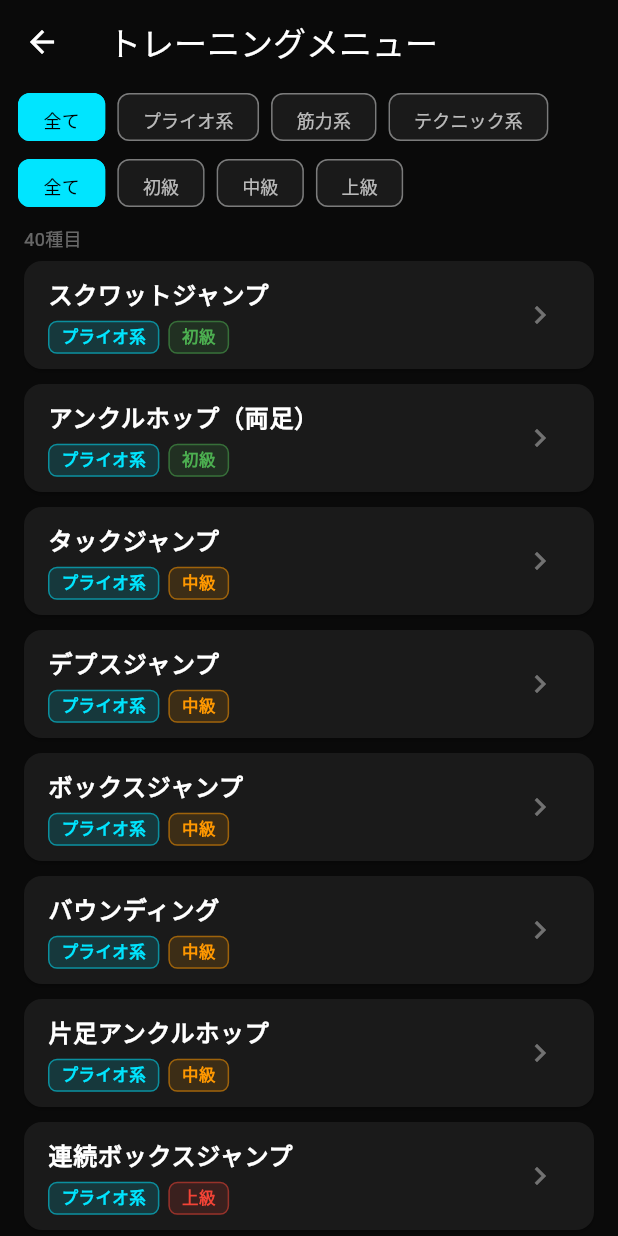
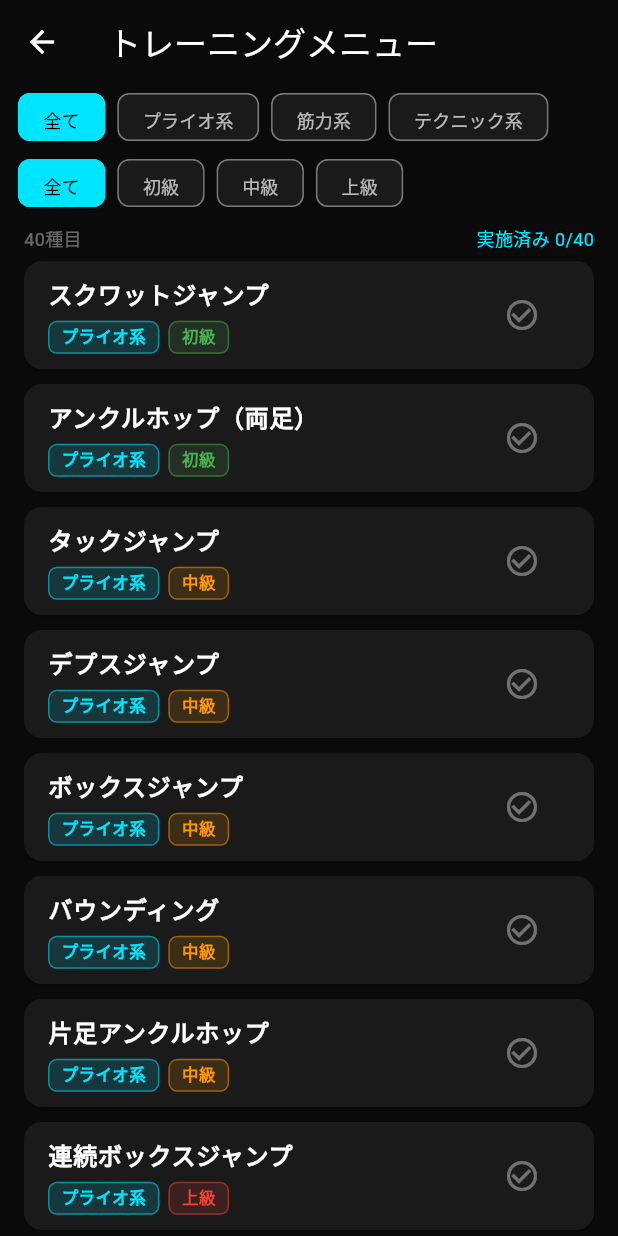
Before and after one commit to dbafitge6/jump_lab, a Flutter app: the screen it shows after launch, after a tap on "💪 トレーニングメニュー", on a phone screen of 412 x 824 dp. Run offline on Flutter 3.47's test engine with Material 3 defaults, Android fonts, the phone set to English and light mode, and no system bars; our stand-ins replace camera, google_mobile_ads, image_picker, sensors_plus, share_plus, shared_preferences and 2 more; missing offline and left inert: purchases_flutter; accounts and stored records are empty; network calls fail.

Commit message:
feat: v1.0.2パッチ — カレンダー日付詳細・トレーニング進捗管理を追加
- カレンダーで日付をタップするとその日の計測記録を一覧表示
- トレーニングメニューに実施済みチェックを追加し、進捗をローカル保存

```diff
--- a/lib/training_menu_screen.dart
+++ b/lib/training_menu_screen.dart
@@ -1,4 +1,5 @@
 import 'package:flutter/material.dart';
+import 'package:shared_preferences/shared_preferences.dart';
 
 class TrainingItem {
   final String name;
@@ -82,9 +83,43 @@ class TrainingMenuScreen extends StatefulWidget {
   State<TrainingMenuScreen> createState() => _TrainingMenuScreenState();
 }
 
+const _completedPrefsKey = 'training_completed_items';
+
 class _TrainingMenuScreenState extends State<TrainingMenuScreen> {
   String _category = '全て';
   String _level = '全て';
+  Set<String> _completed = {};
+
+  @override
+  void initState() {
+    super.initState();
+    _loadCompleted();
+  }
+
+  Future<void> _loadCompleted() async {
+    final prefs = await SharedPreferences.getInstance();
+    setState(() {
+      _completed = (prefs.getStringList(_completedPrefsKey) ?? []).toSet();
+    });
+  }
+
+  Future<void> _toggleCompleted(String name) async {
+    setState(() {
+      if (_completed.contains(name)) {
+        _completed.remove(name);
+      } else {
+        _completed.add(name);
+      }
+    });
+    final prefs = await SharedPreferences.getInstance();
+    await prefs.setStringList(_completedPrefsKey, _completed.toList());
+  }
+
+  Future<void> _resetCompleted() async {
+    setState(() => _completed = {});
+    final prefs = await SharedPreferences.getInstance();
+    await prefs.remove(_completedPrefsKey);
+  }
 
   List<TrainingItem> get _filtered => _items.where((item) {
         final catOk = _category == '全て' || item.category == _category;
@@ -141,6 +176,14 @@ class _TrainingMenuScreenState extends State<TrainingMenuScreen> {
         backgroundColor: Colors.transparent,
         foregroundColor: Colors.white,
         title: const Text('トレーニングメニュー'),
+        actions: [
+          if (_completed.isNotEmpty)
+            IconButton(
+              onPressed: _resetCompleted,
+              icon: const Icon(Icons.refresh),
+              tooltip: '実施記録をリセット',
+            ),
+        ],
       ),
       body: Column(
         children: [
@@ -156,10 +199,14 @@ class _TrainingMenuScreenState extends State<TrainingMenuScreen> {
           ),
           Padding(
             padding: const EdgeInsets.symmetric(horizontal: 16, vertical: 6),
-            child: Align(
-              alignment: Alignment.centerLeft,
-              child: Text('${filtered.length}種目',
-                  style: const TextStyle(color: Colors.white38, fontSize: 12)),
+            child: Row(
+              mainAxisAlignment: MainAxisAlignment.spaceBetween,
+              children: [
+                Text('${filtered.length}種目',
+                    style: const TextStyle(color: Colors.white38, fontSize: 12)),
+                Text('実施済み ${_completed.length}/${_items.length}',
+                    style: const TextStyle(color: Color(0xFF00E5FF), fontSize: 12)),
+              ],
             ),
           ),
           Expanded(
@@ -168,14 +215,24 @@ class _TrainingMenuScreenState extends State<TrainingMenuScreen> {
               itemCount: filtered.length,
               itemBuilder: (_, i) {
                 final item = filtered[i];
+                final isDone = _completed.contains(item.name);
                 return Card(
                   color: const Color(0xFF1A1A1A),
                   margin: const EdgeInsets.only(bottom: 10),
-                  shape: RoundedRectangleBorder(borderRadius: BorderRadius.circular(12)),
+                  shape: RoundedRectangleBorder(
+                    borderRadius: BorderRadius.circular(12),
+                    side: isDone
+                        ? const BorderSide(color: Color(0xFF00E5FF), width: 1)
+                        : BorderSide.none,
+                  ),
                   child: ListTile(
                     onTap: () => _showDetail(item),
                     title: Text(item.name,
-                        style: const TextStyle(color: Colors.white, fontWeight: FontWeight.bold)),
+                        style: TextStyle(
+                          color: isDone ? Colors.white54 : Colors.white,
+                          fontWeight: FontWeight.bold,
+                          decoration: isDone ? TextDecoration.lineThrough : null,
+                        )),
                     subtitle: Padding(
                       padding: const EdgeInsets.only(top: 6),
                       child: Row(
@@ -186,7 +243,14 @@ class _TrainingMenuScreenState extends State<TrainingMenuScreen> {
                         ],
                       ),
                     ),
-                    trailing: const Icon(Icons.chevron_right, color: Colors.white38),
+                    trailing: IconButton(
+                      onPressed: () => _toggleCompleted(item.name),
+                      icon: Icon(
+                        isDone ? Icons.check_circle : Icons.check_circle_outline,
+                        color: isDone ? const Color(0xFF00E5FF) : Colors.white38,
+                      ),
+                      tooltip: isDone ? '実施済み' : '実施済みにする',
+                    ),
                   ),
                 );
               },
--- a/pubspec.yaml
+++ b/pubspec.yaml
@@ -16,7 +16,7 @@ publish_to: 'none' # Remove this line if you wish to publish to pub.dev
 # https://developer.apple.com/library/archive/documentation/General/Reference/InfoPlistKeyReference/Articles/CoreFoundationKeys.html
 # In Windows, build-name is used as the major, minor, and patch parts
 # of the product and file versions while build-number is used as the build suffix.
-version: 1.0.1+6
+version: 1.0.2+7
 
 environment:
   sdk: ^3.11.5
```
Also changed, not shown: lib/calendar_screen.dart (+69 -2 lines), lib/database_helper.dart (+11 -0 lines).
